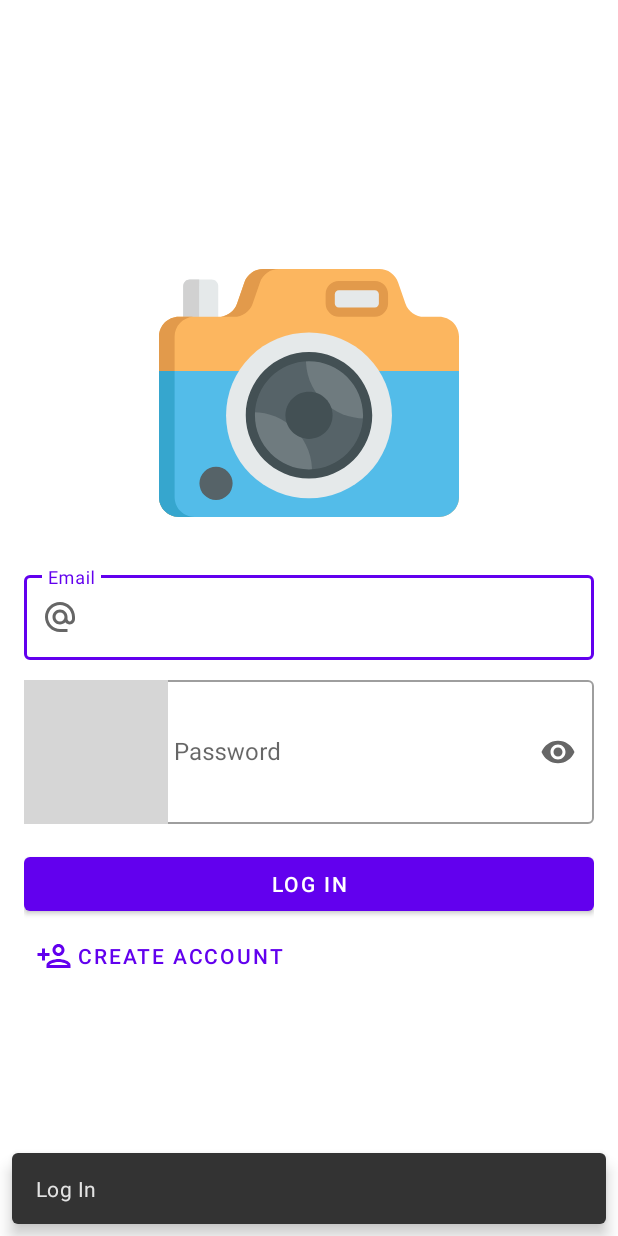
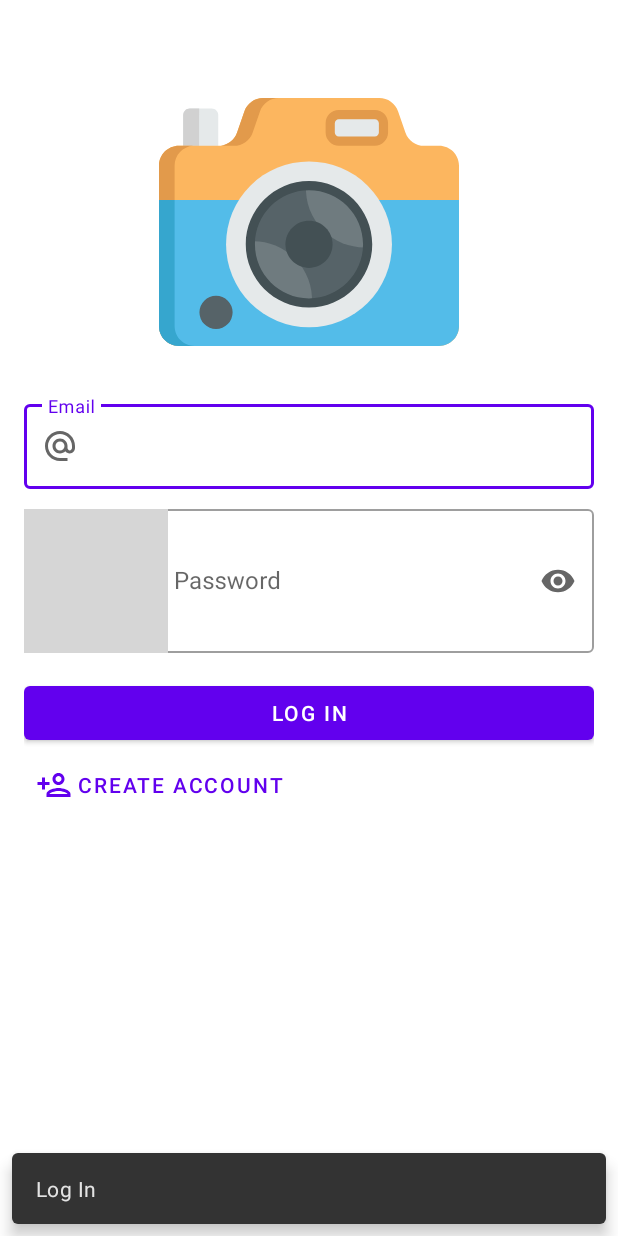
Before and after one commit to CzarqR/Pixagram, an Android app: the screen it shows after launch (MainActivity), after a tap on "LOG IN", on a phone screen of 412 x 824 dp. Run offline under Robolectric (Android 15) with nearby library versions, the phone set to English and light mode, and no system bars; our stand-ins replace Firebase (no records; nobody signed in at launch, a user with empty details on screens opened directly), Timber, data binding, navigation-ui; grey boxes are pictures that could not be loaded.

Commit message:
Registering user, navigate to HomeFragment

```diff
--- a/app/src/main/java/com/myniprojects/pixagram/ui/fragments/LoginFragment.kt
+++ b/app/src/main/java/com/myniprojects/pixagram/ui/fragments/LoginFragment.kt
@@ -2,15 +2,15 @@ package com.myniprojects.pixagram.ui.fragments
 
 import android.os.Bundle
 import android.view.View
-import androidx.annotation.StringRes
 import androidx.core.view.isVisible
 import androidx.fragment.app.Fragment
 import androidx.fragment.app.activityViewModels
 import androidx.lifecycle.lifecycleScope
+import androidx.navigation.fragment.findNavController
 import com.google.android.material.button.MaterialButton
-import com.google.android.material.snackbar.Snackbar
 import com.myniprojects.pixagram.R
 import com.myniprojects.pixagram.databinding.FragmentLoginBinding
+import com.myniprojects.pixagram.utils.showSnackbar
 import com.myniprojects.pixagram.utils.viewBinding
 import com.myniprojects.pixagram.vm.LoginViewModel
 import kotlinx.coroutines.flow.collectLatest
@@ -27,7 +27,6 @@ class LoginFragment : Fragment(R.layout.fragment_login)
     {
         super.onViewCreated(view, savedInstanceState)
 
-        binding.lifecycleOwner = this
         binding.viewModel = viewModel
 
         setupCollecting()
@@ -49,11 +48,31 @@ class LoginFragment : Fragment(R.layout.fragment_login)
             viewModel.message.collectLatest { event ->
                 Timber.d("Event retrieved $event")
                 event?.getContentIfNotHandled()?.let { stringId ->
-                    showSnackbar(stringId)
+                    binding.root.showSnackbar(stringId)
                 }
             }
         }
 
+        lifecycleScope.launchWhenStarted {
+            viewModel.loading.collectLatest {
+                binding.proBarLoading.isVisible = it
+            }
+        }
+
+        lifecycleScope.launchWhenStarted {
+            viewModel.user.collectLatest {
+                Timber.d("Logged user $it")
+                if (it != null)
+                {
+                    successfulLogin()
+                }
+            }
+        }
+    }
+
+    private fun successfulLogin()
+    {
+        findNavController().navigate(R.id.action_loginFragment_to_homeFragment)
     }
 
 
@@ -81,42 +100,5 @@ class LoginFragment : Fragment(R.layout.fragment_login)
         }
     }
 
-    private fun showSnackbar(
-        @StringRes messageId: Int,
-        @StringRes buttonId: Int? = null,
-        action: () -> Unit = {},
-        length: Int = Snackbar.LENGTH_LONG
-    )
-    {
-        val s = Snackbar
-            .make(binding.root, getString(messageId), length)
-
-        buttonId?.let {
-            s.setAction(it) {
-                action()
-            }
-        }
-
-        s.show()
-    }
-
-    private fun showSnackbar(
-        message: String,
-        @StringRes buttonId: Int? = null,
-        action: () -> Unit = {},
-        length: Int = Snackbar.LENGTH_LONG
-    )
-    {
-        val s = Snackbar
-            .make(binding.root, message, length)
-
-        buttonId?.let {
-            s.setAction(it) {
-                action()
-            }
-        }
-
-        s.show()
-    }
 
 }
--- a/app/src/main/java/com/myniprojects/pixagram/utils/ViewExt.kt
+++ b/app/src/main/java/com/myniprojects/pixagram/utils/ViewExt.kt
@@ -1,6 +1,40 @@
 package com.myniprojects.pixagram.utils
 
+import android.view.View
 import android.widget.EditText
+import androidx.annotation.StringRes
+import com.google.android.material.snackbar.Snackbar
 
 inline val EditText.input: String
     get() = text.toString()
+
+fun View.showSnackbar(
+    @StringRes messageId: Int,
+    @StringRes buttonId: Int? = null,
+    action: () -> Unit = {},
+    length: Int = Snackbar.LENGTH_LONG
+) = showSnackbar(
+    message = this.context.getString(messageId),
+    buttonText = if (buttonId == null) null else this.context.getString(buttonId),
+    action = action,
+    length = length
+)
+
+fun View.showSnackbar(
+    message: String,
+    buttonText: String? = null,
+    action: () -> Unit = {},
+    length: Int = Snackbar.LENGTH_LONG
+)
+{
+    val s = Snackbar
+        .make(this, message, length)
+
+    buttonText?.let {
+        s.setAction(it) {
+            action()
+        }
+    }
+
+    s.show()
+}
--- a/app/src/main/res/layout/fragment_login.xml
+++ b/app/src/main/res/layout/fragment_login.xml
@@ -15,7 +15,7 @@
     <androidx.appcompat.widget.LinearLayoutCompat
         android:layout_width="match_parent"
         android:layout_height="match_parent"
-        android:gravity="center"
+        android:gravity="center_horizontal"
         android:orientation="vertical"
         android:padding="@dimen/default_padding_fragment"
         >
@@ -23,6 +23,7 @@
         <ImageView
             android:layout_width="wrap_content"
             android:layout_height="wrap_content"
+            android:layout_marginTop="@dimen/huge_margin"
             android:contentDescription="@string/application_logo"
             android:src="@drawable/ic_camera"
             />
@@ -135,5 +136,12 @@
 
             />
 
+        <ProgressBar
+            android:id="@+id/proBarLoading"
+            android:layout_width="wrap_content"
+            android:layout_height="wrap_content"
+            android:layout_marginTop="@dimen/small_margin"
+            />
+
     </androidx.appcompat.widget.LinearLayoutCompat>
 </layout>
--- a/app/src/main/res/navigation/nav_graph.xml
+++ b/app/src/main/res/navigation/nav_graph.xml
@@ -6,5 +6,13 @@
     <fragment
         android:id="@+id/loginFragment"
         android:name="com.myniprojects.pixagram.ui.fragments.LoginFragment"
-        android:label="LoginFragment" />
+        android:label="LoginFragment" >
+        <action
+            android:id="@+id/action_loginFragment_to_homeFragment"
+            app:destination="@id/homeFragment" />
+    </fragment>
+    <fragment
+        android:id="@+id/homeFragment"
+        android:name="com.myniprojects.pixagram.ui.fragments.HomeFragment"
+        android:label="HomeFragment" />
 </navigation>
--- a/app/src/main/res/values/dimens.xml
+++ b/app/src/main/res/values/dimens.xml
@@ -1,6 +1,9 @@
 <?xml version="1.0" encoding="utf-8"?>
 <resources>
     <dimen name="default_padding_fragment">16dp</dimen>
+    <dimen name="tiny_margin">2dp</dimen>
+    <dimen name="small_margin">4dp</dimen>
     <dimen name="medium_margin">8dp</dimen>
     <dimen name="big_margin">16dp</dimen>
+    <dimen name="huge_margin">32dp</dimen>
 </resources>
--- a/app/src/main/res/values/strings.xml
+++ b/app/src/main/res/values/strings.xml
@@ -9,4 +9,11 @@
     <string name="register">Register</string>
     <string name="have_account">Have account</string>
     <string name="username">Username</string>
+    <string name="empty_email">Email is empty</string>
+    <string name="invalid_username">Username has to be at least 6 letters long</string>
+    <string name="invalid_password">Password has to be at least 6 letters long</string>
+    <string name="diff_passwd">Passwords are not the same</string>
+    <string name="user_created">User created</string>
+    <string name="cannot_save_user_into_db">Something went wrong. User could not be saved into database</string>
+    <string name="cannot_create_user">User was not created</string>
 </resources>
```
Also changed, not shown: app/src/main/java/com/myniprojects/pixagram/ui/fragments/HomeFragment.kt (added, +11 -0 lines), app/src/main/java/com/myniprojects/pixagram/utils/DatabaseFields.kt (added, +10 -0 lines), app/src/main/java/com/myniprojects/pixagram/utils/StringUtils.kt (added, +8 -0 lines), app/src/main/java/com/myniprojects/pixagram/vm/LoginViewModel.kt (+80 -4 lines), app/src/main/res/layout/fragment_home.xml (added, +17 -0 lines).
